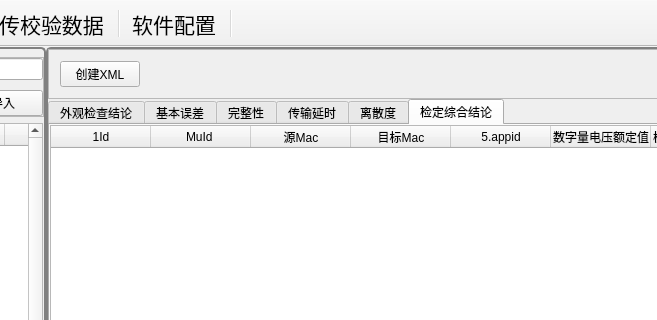
First picture: the form in mainwindow.ui, repository jingzhesiye/MU_infoSys.WH, before the edit; both pictures show x 199 to 856 and y 0 to 320 of the 1000 by 500 pixel window.
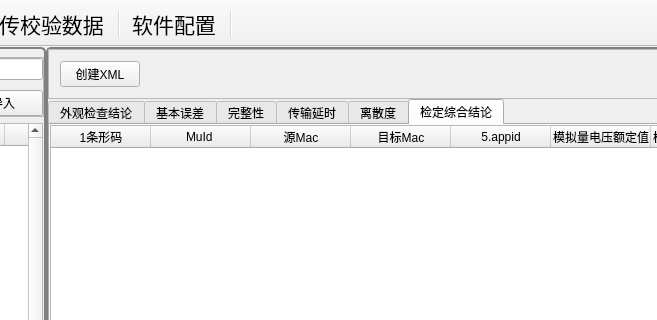
Second picture: the form after the edit. The open tabs and pages were chosen to show the change. Icons and pictures are not drawn.

Patch:
```diff
--- a/mainwindow.ui
+++ b/mainwindow.ui
@@ -2322,7 +2322,7 @@
                 <widget class="QTableWidget" name="MU_RSLT_TabWidget">
                  <column>
                   <property name="text">
-                   <string>1Id</string>
+                   <string>1条形码</string>
                   </property>
                  </column>
                  <column>
@@ -2347,7 +2347,7 @@
                  </column>
                  <column>
                   <property name="text">
-                   <string>数字量电压额定值</string>
+                   <string>模拟量电压额定值</string>
                   </property>
                  </column>
                  <column>
```
Left out of the diff: 6 changed lines with no effect on the pictures.
